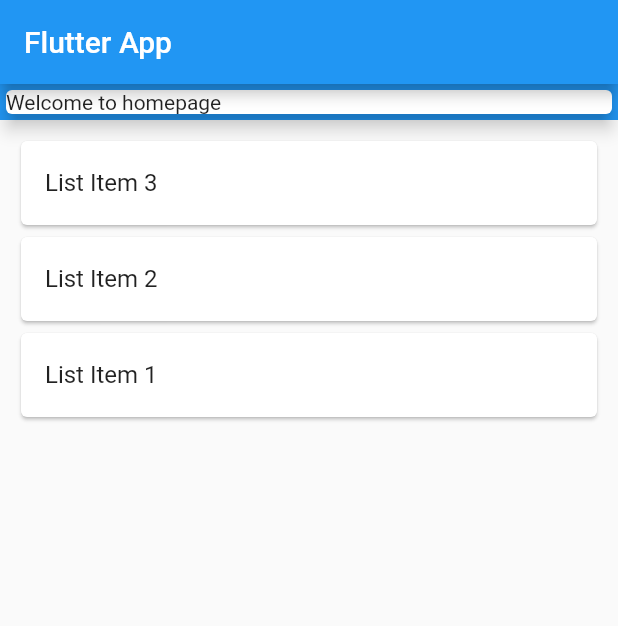
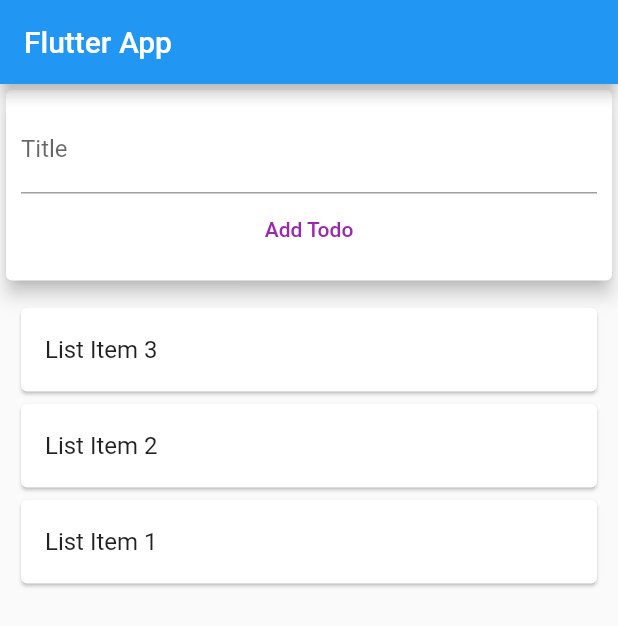
Before and after one commit to YEANSEYHA/todo_app_flutter, a Flutter app: the screen it shows after launch, on a phone screen of 412 x 824 dp. Shown: the top 626 px of the screen. Run offline on Flutter 3.47's test engine with Material 2 defaults, Android fonts, the phone set to English and light mode, and no system bars.

Commit message:
Add Todo buttons

```diff
--- a/lib/main.dart
+++ b/lib/main.dart
@@ -1,5 +1,6 @@
 import 'package:flutter/material.dart';
 import './widgets/todo_list.dart';
+import './widgets/new_todo_list.dart';
 
 void main() => runApp(MyApp());
 
@@ -29,15 +30,16 @@ class MyHomePage extends StatelessWidget {
           child: Column(
             crossAxisAlignment: CrossAxisAlignment.start,
             children: <Widget>[
-              Container(
+              NewTodo(),
+              /* Container(
                 width: double.infinity,
                 child: Card(
                   child: Text('Welcome to homepage'),
                   elevation: 5,
                 ),
                 color: Colors.blue,
-              ),
-              TodoList()
+              ), */
+              TodoList(),
             ],
           ),
         ),
--- /dev/null
+++ b/lib/widgets/new_todo_list.dart
@@ -0,0 +1,33 @@
+import 'package:flutter/material.dart';
+
+class NewTodo extends StatelessWidget {
+  /* final Function addTodo; */
+  final titleController = TextEditingController();
+  @override
+  Widget build(BuildContext context) {
+    return Card(
+      elevation: 5,
+      child: Container(
+        padding: EdgeInsets.all(10),
+        child: Column(
+          children: <Widget>[
+            TextField(
+              decoration: InputDecoration(labelText: 'Title'),
+              controller: titleController,
+            ),
+            FlatButton(
+              child: Text('Add Todo'),
+              textColor: Colors.purple,
+              onPressed: () {
+                /* addTodo(
+                  titleController.text,
+                  double.parse(titleController.text),
+                ); */
+              },
+            )
+          ],
+        ),
+      ),
+    );
+  }
+}
```
